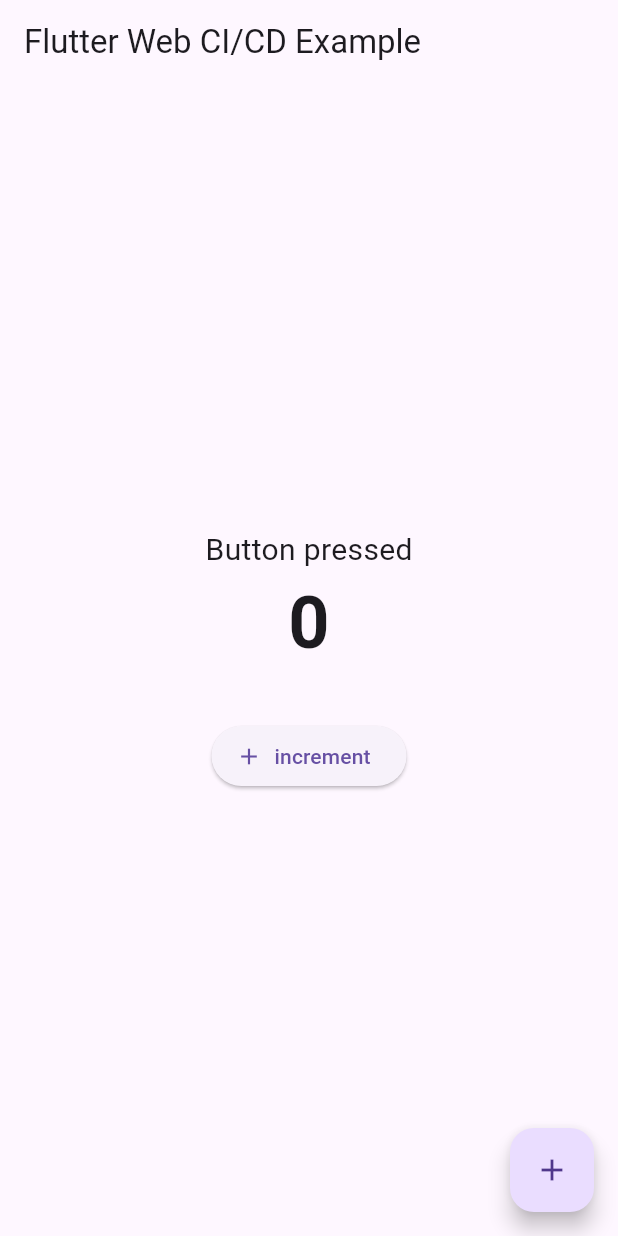
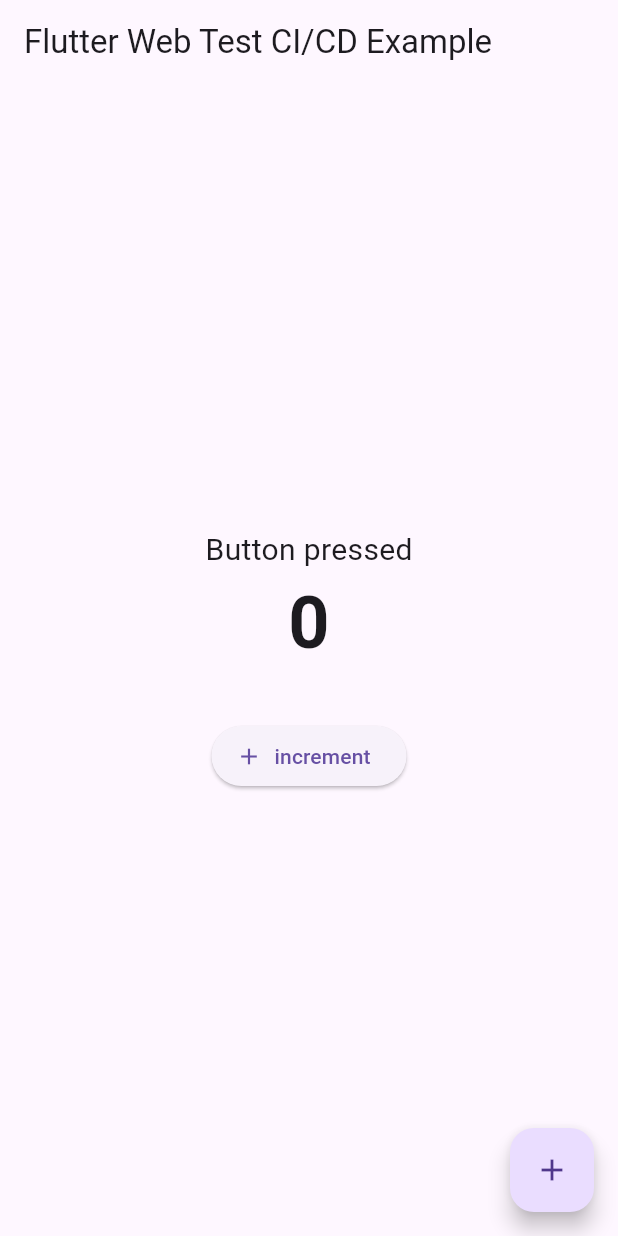
Before and after one commit to manjeetsinghgoyal/flutter_sample, a Flutter app: the screen it shows after launch, on a phone screen of 412 x 824 dp. Run offline on Flutter 3.47's test engine with Material 3 defaults, Android fonts, the phone set to English and light mode, and no system bars.

Commit message:
test for apk creation

```diff
--- a/lib/home_page.dart
+++ b/lib/home_page.dart
@@ -15,7 +15,7 @@ class _HomePageState extends State<HomePage> {
   @override
   Widget build(BuildContext context) {
     return Scaffold(
-      appBar: AppBar(title: const Text('Flutter Web CI/CD Example')),
+      appBar: AppBar(title: const Text('Flutter Web Test CI/CD Example')),
       body: Center(
         child: Column(
           mainAxisAlignment: MainAxisAlignment.center,
```
